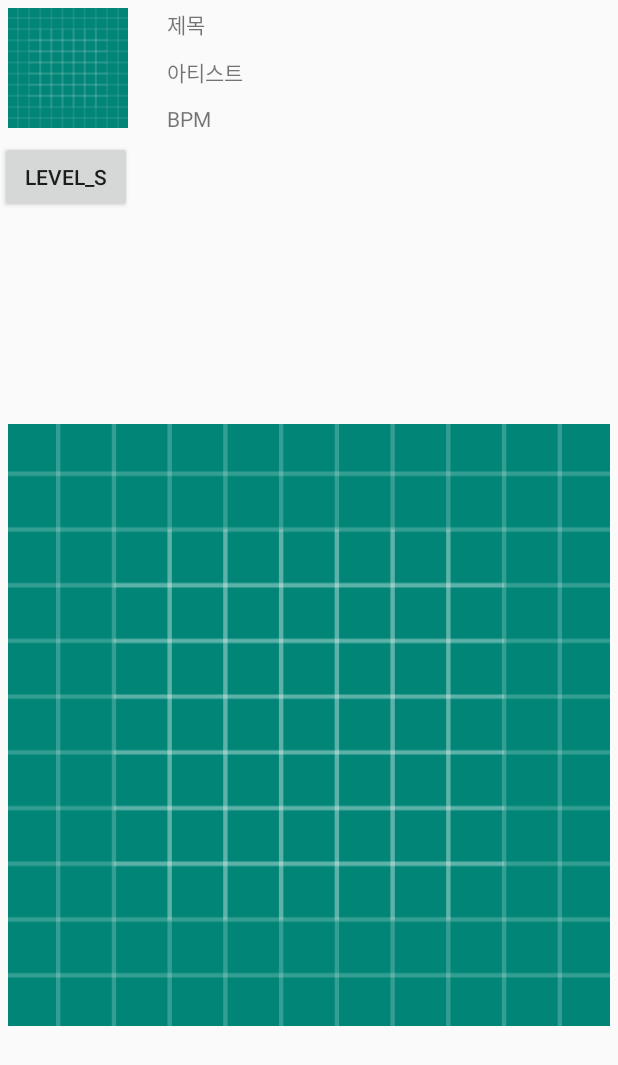
After one commit to sohn0356-git/Project_piu, an Android app: the layout list_song.xml on its own in the app's theme, with its tools: preview values and no code run, on a phone screen of 412 x 824 dp. The commit adds this screen. Shown: the top 1065 px of the screen. Run offline under Robolectric (Android 15) with nearby library versions, the phone set to English and light mode, and no system bars.

Commit message:
곡 정보를 DB에 저장 및 앱으로 ploting(title, artist, bpm, level_s, user_profile)

```diff
--- /dev/null
+++ b/Piu_mobile_test2/app/src/main/res/layout/list_song.xml
@@ -0,0 +1,75 @@
+<?xml version="1.0" encoding="utf-8"?>
+<LinearLayout xmlns:android="http://schemas.android.com/apk/res/android"
+    android:layout_width="match_parent"
+    android:layout_height="match_parent"
+    android:orientation="vertical">
+
+    <LinearLayout
+        android:layout_width="match_parent"
+        android:layout_height="wrap_content"
+        android:orientation="horizontal">
+
+
+        <ImageView
+            android:id="@+id/iv_album"
+            android:layout_width="80dp"
+            android:layout_height="80dp"
+            android:layout_margin="5dp"
+            android:src="@drawable/ic_launcher_background"></ImageView>
+
+        <LinearLayout
+            android:layout_width="match_parent"
+            android:layout_height="wrap_content"
+            android:layout_marginLeft="15dp"
+            android:orientation="vertical">
+
+            <TextView
+                android:id="@+id/tv_title"
+                android:layout_width="wrap_content"
+                android:layout_height="wrap_content"
+                android:layout_margin="5dp"
+                android:text="제목"></TextView>
+
+            <TextView
+                android:id="@+id/tv_artist"
+                android:layout_width="wrap_content"
+                android:layout_height="wrap_content"
+                android:layout_margin="5dp"
+                android:text="아티스트"></TextView>
+
+            <TextView
+                android:id="@+id/tv_bpm"
+                android:layout_width="wrap_content"
+                android:layout_height="wrap_content"
+                android:layout_margin="5dp"
+                android:text="BPM"></TextView>
+        </LinearLayout>
+
+    </LinearLayout>
+
+    <LinearLayout
+        android:layout_width="match_parent"
+        android:layout_height="wrap_content"
+        android:orientation="horizontal">
+
+        <Button
+            android:id="@+id/bv_level_s"
+            android:layout_width="wrap_content"
+            android:layout_height="wrap_content"
+            android:text="Level_S" />
+
+        <TextView
+            android:id="@+id/tv_level_s"
+            android:layout_width="wrap_content"
+            android:layout_height="wrap_content"
+            android:layout_weight="1" />
+    </LinearLayout>
+
+    <ImageView
+        android:id="@+id/iv_profile"
+        android:layout_width="match_parent"
+        android:layout_height="match_parent"
+        android:layout_margin="5dp"
+        android:src="@drawable/ic_launcher_background"></ImageView>
+
+</LinearLayout>
```
Also changed, not shown: Piu_mobile_test2/app/src/main/java/com/mp/piu_mobile_test/MainActivity.java (+32 -1 lines), Piu_mobile_test2/app/src/main/java/com/mp/piu_mobile_test/Sheet.java (added, +81 -0 lines), Piu_mobile_test2/app/src/main/java/com/mp/piu_mobile_test/SongAdapter.java (added, +79 -0 lines), 1 other file.
